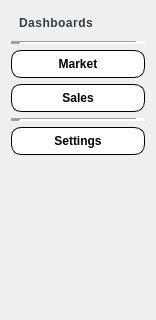
Above: SalesOptimizer/views/ui/sidebar.ui from ImGaby123/SalesOptimizer-CRM before the change; both pictures show x 0 to 156 and y 0 to 320 of the 156 by 702 pixel window. Below: the same form after it.
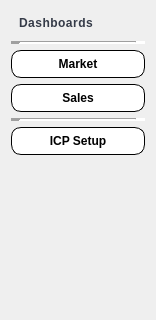
That is the form after the change.

```diff
--- a/SalesOptimizer/views/ui/sidebar.ui
+++ b/SalesOptimizer/views/ui/sidebar.ui
@@ -197,7 +197,7 @@
 </string>
        </property>
        <property name="text">
-        <string>Settings</string>
+        <string>ICP Setup</string>
        </property>
       </widget>
      </item>
```
Left out of the diff: 8 changed lines with no effect on the pictures.
